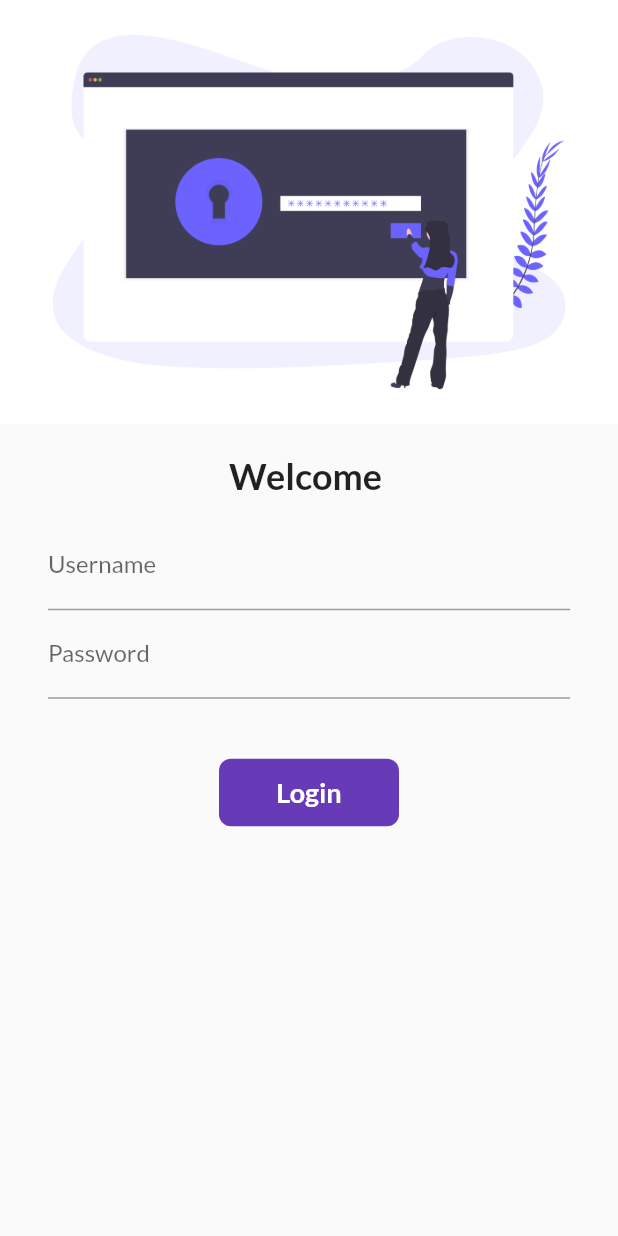
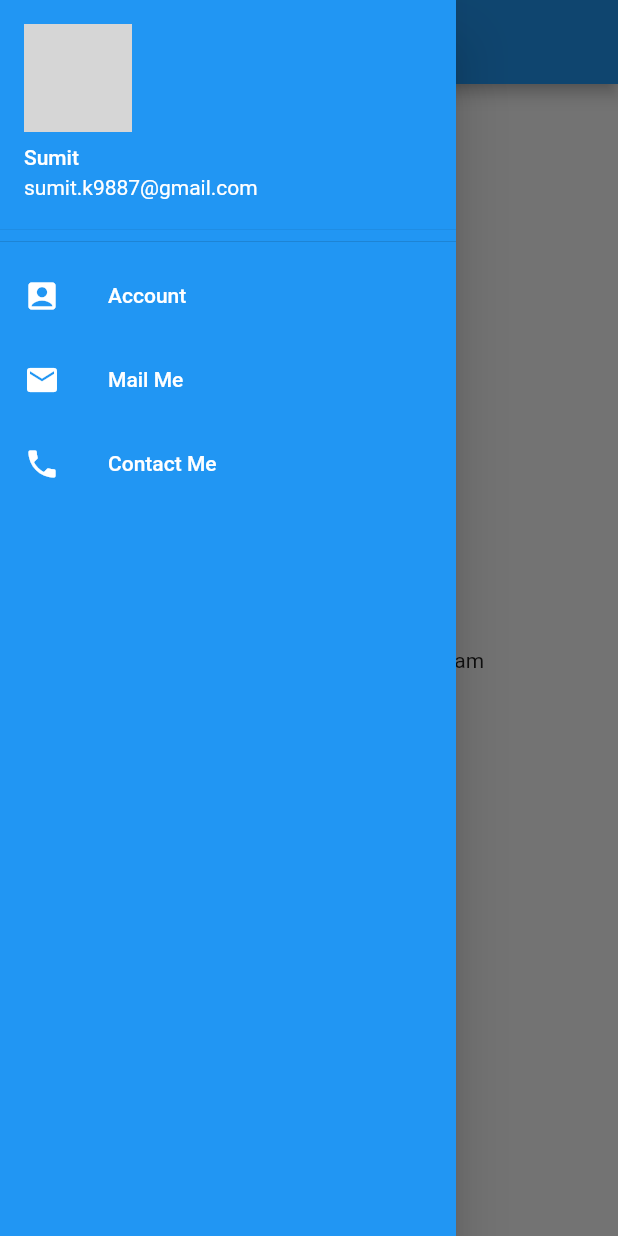
Before and after one commit to sumitk9887/BuySmart, a Flutter app: the screen it shows after launch, with the side drawer open (before the commit the screen has no drawer), on a phone screen of 412 x 824 dp. Run offline on Flutter 3.47's test engine with Material 2 defaults, Android fonts, the light colour scheme and no system bars; our stand-ins replace google_fonts; network calls fail; grey boxes are pictures that could not be loaded.

Commit message:
day 9 completed

```diff
--- a/lib/main.dart
+++ b/lib/main.dart
@@ -1,4 +1,3 @@
-
 import "package:flutter/material.dart";
 import 'package:flutter_catalog/pages/home_page.dart';
 import 'package:flutter_catalog/pages/login_page.dart';
@@ -16,11 +15,16 @@ class MyApp extends StatelessWidget {
       color: Colors.white,
       themeMode: ThemeMode.light,
       darkTheme: ThemeData.dark(),
-        theme: ThemeData(fontFamily: GoogleFonts.lato().fontFamily),
+      theme: ThemeData(
+          fontFamily: GoogleFonts.lato().fontFamily,
+          primarySwatch: Colors.deepPurple,
+          primaryColor: Colors.deepPurple),
       routes: {
-          "/": (context) => LoginPage(),
+        "/": (context) => HomePage(),
         MyRoutes.loginRoute: (context) => LoginPage(),
         MyRoutes.homeRoute: (context) => HomePage()
-        });
+      },
+      debugShowCheckedModeBanner: false,
+    );
   }
 }
--- a/lib/pages/home_page.dart
+++ b/lib/pages/home_page.dart
@@ -1,4 +1,5 @@
 import 'package:flutter/material.dart';
+import 'package:flutter_catalog/widgets/drawer.dart';
 
 class HomePage extends StatelessWidget {
   @override
@@ -6,6 +7,7 @@ class HomePage extends StatelessWidget {
     int x = 1;
     String name = "Sumit";
     return MaterialApp(
+        debugShowCheckedModeBanner: false,
         home: Scaffold(
           appBar: AppBar(
             title: Text("Catalog App"),
@@ -14,7 +16,7 @@ class HomePage extends StatelessWidget {
               child: Container(
             child: Text("$name is making his $x Flutter Program"),
           )),
-      drawer: Drawer(),
+          drawer: MyDrawer(),
         ));
   }
 }
--- /dev/null
+++ b/lib/widgets/drawer.dart
@@ -0,0 +1,57 @@
+import 'package:flutter/material.dart';
+
+class MyDrawer extends StatelessWidget {
+  final imageUrl = "https://avatars.githubusercontent.com/u/43931043?v=4";
+  @override
+  Widget build(BuildContext context) {
+    return Drawer(
+      child: Container(
+        color: Colors.blue,
+        child: ListView(
+          children: [
+            DrawerHeader(
+              padding: EdgeInsets.zero,
+              child: UserAccountsDrawerHeader(
+                accountName: Text("Sumit"),
+                accountEmail: Text("sumit.k9887@gmail.com"),
+                currentAccountPicture: CircleAvatar(
+                  backgroundImage: NetworkImage(imageUrl),
+                ),
+              ),
+            ),
+            ListTile(
+              leading: Icon(
+                Icons.account_box,
+                color: Colors.white,
+              ),
+              title: Text(
+                "Account",
+                style: TextStyle(color: Colors.white),
+              ),
+            ),
+            ListTile(
+              leading: Icon(
+                Icons.mail,
+                color: Colors.white,
+              ),
+              title: Text(
+                "Mail Me",
+                style: TextStyle(color: Colors.white),
+              ),
+            ),
+            ListTile(
+              leading: Icon(
+                Icons.phone,
+                color: Colors.white,
+              ),
+              title: Text(
+                "Contact Me",
+                style: TextStyle(color: Colors.white),
+              ),
+            )
+          ],
+        ),
+      ),
+    );
+  }
+}
```
Lines whose indentation alone changed are shown as unchanged.
